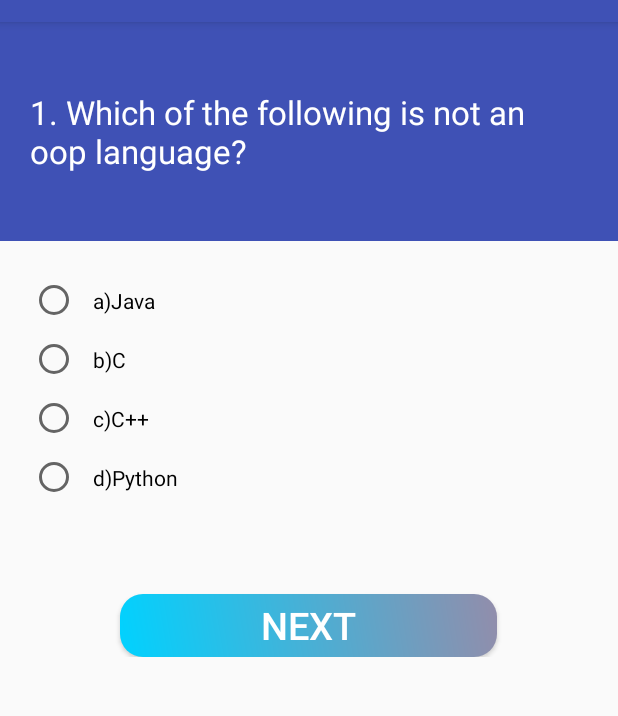
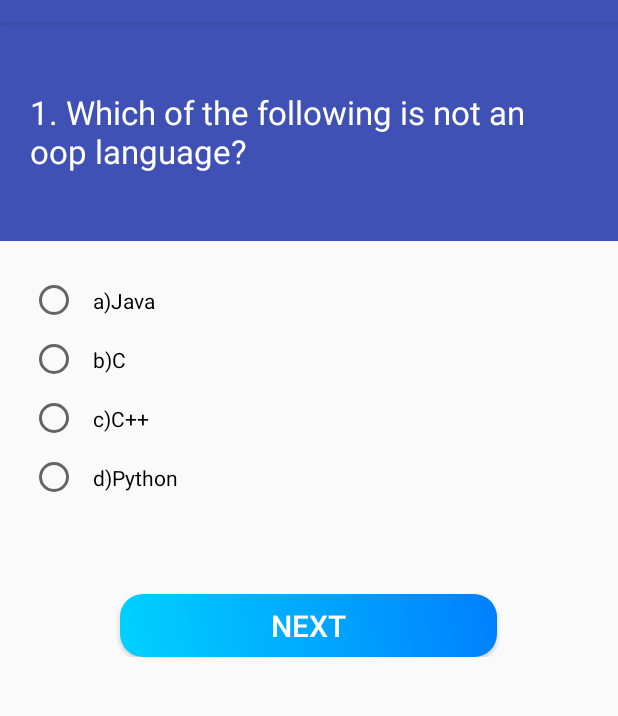
Before and after one commit to rajatgour20/Quiz-App, an Android app: the screen it shows after launch (QuizActivity), on a phone screen of 412 x 824 dp, the part 62-778 px from its top. Run offline under Robolectric (Android 15) with nearby library versions, the phone set to English and light mode, and no system bars.

Commit message:
initial1

```diff
--- a/app/src/main/res/drawable/button.xml
+++ b/app/src/main/res/drawable/button.xml
@@ -7,7 +7,7 @@
         android:angle="45"
         android:centerX="35%"
         android:startColor="#00d2ff"
-        android:endColor="#928dab"
+        android:endColor="#007FFF"
         android:type="linear"
         />
     <size
--- a/app/src/main/res/layout/activity_quiz.xml
+++ b/app/src/main/res/layout/activity_quiz.xml
@@ -79,7 +79,7 @@
                 android:gravity="center"
                 android:text="Next"
                 android:textColor="#ffffff"
-                android:textSize="25dp" />
+                android:textSize="20dp" />
 
         </LinearLayout>
     </androidx.constraintlayout.widget.ConstraintLayout>
```
Also changed, not shown: app/src/main/java/com/technic/javaquiz/ResultActivity.java (+6 -6 lines).
